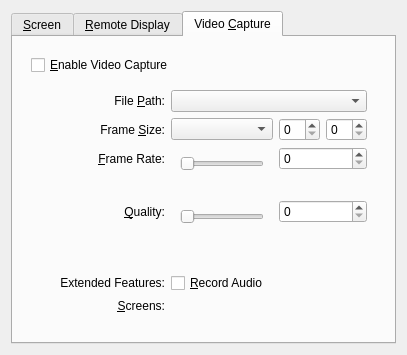
First picture: the form in vbox/src/VBox/Frontends/VirtualBox/src/settings/machine/UIMachineSettingsDisplay.ui, repository jljuxgm/vboxgit, before the edit.
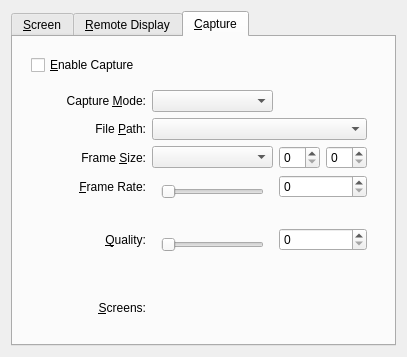
Second picture: the form after the edit. The open tabs and pages were chosen to show the change. Custom widgets are drawn as their Qt base class.

Commit message:
commit_73092 ------------------------------------------------------------------------ r73092 | vboxsync | 2018-07-13 02:50:54 +0800 (Fri, 13 Jul 2018) | 1 line
FE/Qt: bugref:9012 Adding audio/video only choices for recording
------------------------------------------------------------------------

Patch:
```diff
--- a/vbox/src/VBox/Frontends/VirtualBox/src/settings/machine/UIMachineSettingsDisplay.ui
+++ b/vbox/src/VBox/Frontends/VirtualBox/src/settings/machine/UIMachineSettingsDisplay.ui
@@ -410,7 +410,7 @@
      </widget>
      <widget class="QWidget" name="m_pTabVideoCapture">
       <attribute name="title">
-       <string>Video &amp;Capture</string>
+       <string>&amp;Capture</string>
       </attribute>
       <layout class="QVBoxLayout" name="m_pLayoutTabVideoCapture">
        <item>
@@ -425,7 +425,7 @@
              <string>When checked, VirtualBox will record the virtual machine session as a video file.</string>
             </property>
             <property name="text">
-             <string>&amp;Enable Video Capture</string>
+             <string>&amp;Enable Capture</string>
             </property>
            </widget>
           </item>
@@ -452,6 +452,26 @@
             </property>
             <layout class="QGridLayout" name="m_pContainerLayoutVideoCapture">
              <item row="0" column="0">
+              <widget class="QLabel" name="m_pLabelCaptureMode">
+               <property name="text">
+                <string>Capture &amp;Mode:</string>
+               </property>
+               <property name="alignment">
+                <set>Qt::AlignRight|Qt::AlignTrailing|Qt::AlignVCenter</set>
+               </property>
+               <property name="buddy">
+                <cstring>m_pEditorVideoCapturePath</cstring>
+               </property>
+              </widget>
+             </item>
+             <item row="0" column="1" colspan="1">
+              <widget class="QComboBox" name="m_pComboBoxCaptureMode">
+               <property name="whatsThis">
+                <string>Stores the capture mode.</string>
+               </property>
+              </widget>
+             </item>
+             <item row="1" column="0">
               <widget class="QLabel" name="m_pLabelVideoCapturePath">
                <property name="text">
                 <string>File &amp;Path:</string>
@@ -464,14 +484,14 @@
                </property>
               </widget>
              </item>
-             <item row="0" column="1" colspan="3">
+             <item row="1" column="1" colspan="3">
               <widget class="UIFilePathSelector" name="m_pEditorVideoCapturePath">
                <property name="whatsThis">
                 <string>Holds the filename VirtualBox uses to save the recorded content.</string>
                </property>
               </widget>
              </item>
-             <item row="1" column="0">
+             <item row="2" column="0">
               <widget class="QLabel" name="m_pLabelVideoCaptureSize">
                <property name="text">
                 <string>Frame &amp;Size:</string>
@@ -484,7 +504,7 @@
                </property>
               </widget>
              </item>
-             <item row="1" column="1">
+             <item row="2" column="1">
               <widget class="QComboBox" name="m_pComboVideoCaptureSize">
                <property name="sizePolicy">
                 <sizepolicy hsizetype="MinimumExpanding" vsizetype="Fixed">
@@ -497,21 +517,21 @@
                </property>
               </widget>
              </item>
-             <item row="1" column="2">
+             <item row="2" column="2">
               <widget class="QSpinBox" name="m_pEditorVideoCaptureWidth">
                <property name="whatsThis">
                 <string>Holds the &lt;b>horizontal&lt;/b> resolution (frame width) of the recorded video.</string>
                </property>
               </widget>
              </item>
-             <item row="1" column="3">
+             <item row="2" column="3">
               <widget class="QSpinBox" name="m_pEditorVideoCaptureHeight">
                <property name="whatsThis">
                 <string>Holds the &lt;b>vertical&lt;/b> resolution (frame height) of the recorded video.</string>
                </property>
               </widget>
              </item>
-             <item row="2" column="0">
+             <item row="3" column="0">
               <widget class="QLabel" name="m_pLabelVideoCaptureFrameRate">
                <property name="text">
                 <string>&amp;Frame Rate:</string>
@@ -524,7 +544,7 @@
                </property>
               </widget>
              </item>
-             <item row="2" column="1" rowspan="2">
+             <item row="3" column="1" rowspan="2">
               <widget class="QWidget" name="m_pContainerSliderVideoCaptureFrameRate">
                <layout class="QGridLayout" name="m_pContainerLayoutSliderVideoCaptureFrameRate">
                 <property name="spacing">
@@ -562,14 +582,14 @@
                </layout>
               </widget>
              </item>
-             <item row="2" column="2" colspan="2">
+             <item row="3" column="2" colspan="2">
               <widget class="QSpinBox" name="m_pEditorVideoCaptureFrameRate">
                <property name="whatsThis">
                 <string>Controls the maximum number of &lt;b>frames per second&lt;/b>. Additional frames will be skipped. Reducing this value will increase the number of skipped frames and reduce the file size.</string>
                </property>
               </widget>
              </item>
-             <item row="4" column="0">
+             <item row="5" column="0">
               <widget class="QLabel" name="m_pLabelVideoCaptureRate">
                <property name="text">
                 <string>&amp;Quality:</string>
@@ -582,7 +602,7 @@
                </property>
               </widget>
              </item>
-             <item row="4" column="1" rowspan="2">
+             <item row="5" column="1" rowspan="2">
               <widget class="QWidget" name="m_pContainerSliderVideoCaptureQuality">
                <layout class="QGridLayout" name="m_pContainerLayoutSliderVideoCaptureQuality">
                 <property name="spacing">
@@ -636,36 +656,16 @@
                </layout>
               </widget>
              </item>
-             <item row="4" column="2" colspan="2">
+             <item row="5" column="2" colspan="2">
               <widget class="QSpinBox" name="m_pEditorVideoCaptureBitRate">
                <property name="whatsThis">
                 <string>Holds the bitrate in &lt;b>kilobits per second&lt;/b>. Increasing this value will make the video look better at the cost of an increased file size.</string>
                </property>
               </widget>
              </item>
-             <item row="6" column="1">
+             <item row="7" column="1">
               <widget class="QLabel" name="m_pLabelVideoCaptureSizeHint"/>
              </item>
-             <item row="7" column="0">
-              <widget class="QLabel" name="m_pLabelVideoCaptureExtended">
-               <property name="text">
-                <string>Extended Features:</string>
-               </property>
-               <property name="alignment">
-                <set>Qt::AlignRight|Qt::AlignTrailing|Qt::AlignVCenter</set>
-               </property>
-              </widget>
-             </item>
-             <item row="7" column="1" colspan="3">
-              <widget class="QCheckBox" name="m_pCheckBoxVideoCaptureWithAudio">
-               <property name="whatsThis">
-                <string>When checked, VirtualBox will record the audio stream to video file as well.</string>
-               </property>
-               <property name="text">
-                <string>&amp;Record Audio</string>
-               </property>
-              </widget>
-             </item>
              <item row="8" column="0">
               <widget class="QLabel" name="m_pLabelVideoCaptureScreens">
                <property name="text">
```
The commit also changes 2 other files.
